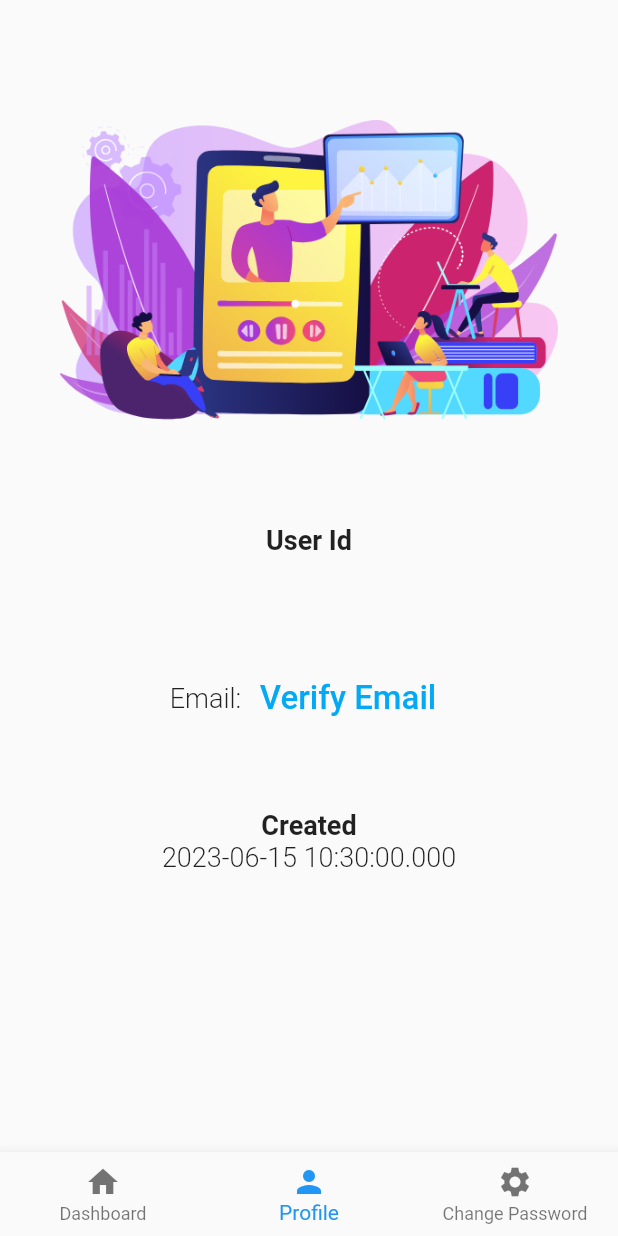
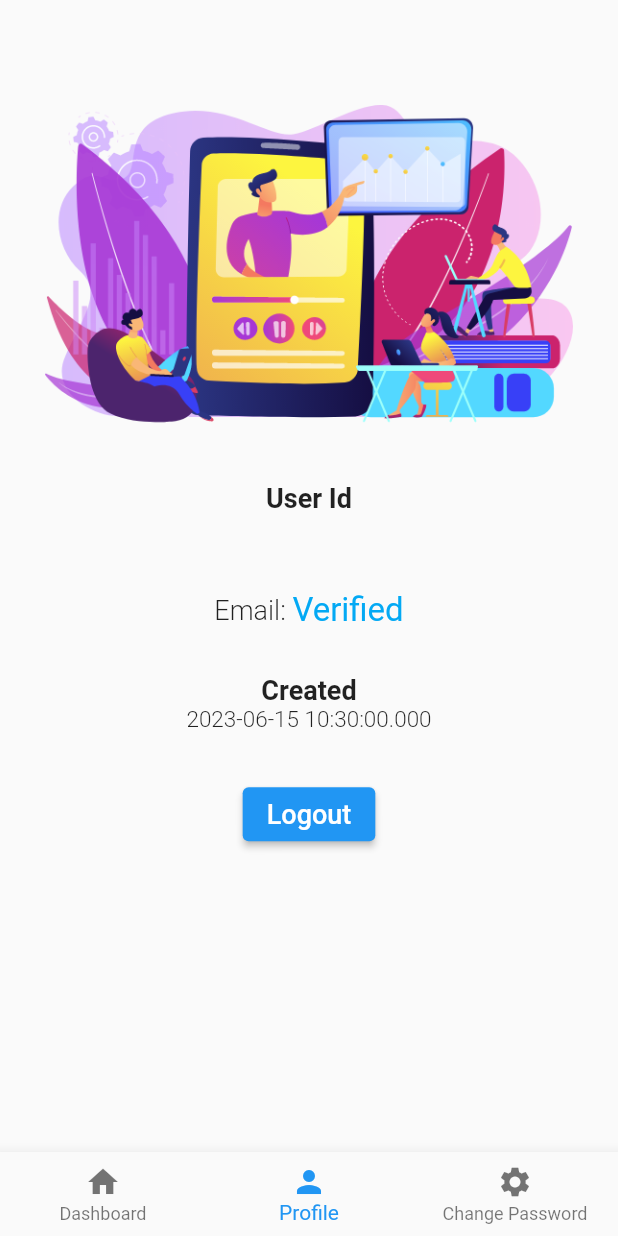
Before and after one commit to kunkka0511/attendancee, a Flutter app: the UserMain screen opened directly, item 2 of the bottom bar chosen, on a phone screen of 412 x 824 dp. Run offline on Flutter 3.47's test engine with Material 2 defaults, Android fonts, the phone set to English and light mode, and no system bars; our stand-ins replace firebase_auth, firebase_core; accounts and stored records are empty.

Commit message:
profile and verify and user check

```diff
--- a/lib/user/profile.dart
+++ b/lib/user/profile.dart
@@ -1,3 +1,4 @@
+import 'package:attendance/pages/login.dart';
 import 'package:flutter/cupertino.dart';
 import 'package:firebase_auth/firebase_auth.dart';
 import 'package:flutter/material.dart';
@@ -11,22 +12,43 @@ class _ProfileState extends State<Profile> {
   final uid = FirebaseAuth.instance.currentUser!.uid;
   final email = FirebaseAuth.instance.currentUser!.email;
   final creationTime = FirebaseAuth.instance.currentUser!.metadata.creationTime;
+
+  User? user = FirebaseAuth.instance.currentUser;
+
+  Future<void> verifyEmail() async {
+    if (user != null && !user!.emailVerified) {
+      await user!.sendEmailVerification();
+      print('Verification Email has been sent');
+
+      ScaffoldMessenger.of(context).showSnackBar(
+        const SnackBar(
+          backgroundColor: Colors.black26,
+          content: Text(
+            'Verification Email has been sent',
+            style: TextStyle(fontSize: 18.0, color: Colors.amber),
+          ),
+        ),
+      );
+    }
+  }
+
   @override
   Widget build(BuildContext context) {
     return Container(
       margin: const EdgeInsets.symmetric(horizontal: 20.0, vertical: 60.0),
+      child: SingleChildScrollView(
         child: Column(
           children: [
             const Padding(
-            padding: EdgeInsets.all(20.0),
+              padding: EdgeInsets.all(10.0),
               child: Image(
                 image: AssetImage('assets/images/profile.png'),
               ),
             ),
-          SizedBox(height: 50.0),
+            SizedBox(height: 30.0),
             Column(
               children: [
-              Text(
+                const Text(
                   'User Id',
                   style: TextStyle(fontSize: 18.0, fontWeight: FontWeight.bold),
                 ),
@@ -36,42 +58,70 @@ class _ProfileState extends State<Profile> {
                 ),
               ],
             ),
-          SizedBox(height: 50.0),
+            SizedBox(height: 30.0),
             Row(
               mainAxisAlignment: MainAxisAlignment.center,
               children: [
                 Text(
                   'Email: $email',
-                style: TextStyle(fontSize: 18.0, fontWeight: FontWeight.w300),
+                  style: const TextStyle(
+                      fontSize: 18.0, fontWeight: FontWeight.w300),
                 ),
-              TextButton(
-                onPressed: () {},
-                child: Text(
+                user!.emailVerified
+                    ? const Text(
+                        'Verified',
+                        style:
+                            TextStyle(fontSize: 22.0, color: Colors.lightBlue),
+                      )
+                    : TextButton(
+                        onPressed: () => {verifyEmail()},
+                        child: const Text(
                           'Verify Email',
-                  style: TextStyle(fontSize: 22.0, color: Colors.lightBlue),
+                          style: TextStyle(
+                              fontSize: 22.0, color: Colors.lightBlue),
                         ),
                       )
               ],
             ),
-          SizedBox(
-            height: 50.0,
+            const SizedBox(
+              height: 30.0,
             ),
             Column(
               children: [
-              Text(
+                const Text(
                   'Created',
                   style: TextStyle(fontSize: 18.0, fontWeight: FontWeight.bold),
                 ),
                 Text(
                   creationTime.toString(),
-                style: TextStyle(
-                  fontSize: 18.0,
+                  style: const TextStyle(
+                    fontSize: 15.0,
                     fontWeight: FontWeight.w300,
                   ),
                 )
               ],
-          )
+            ),
+            const SizedBox(
+              height: 30.0,
+            ),
+            ElevatedButton(
+                onPressed: () async {
+                  await FirebaseAuth.instance.signOut();
+                  Navigator.pushAndRemoveUntil(
+                      context,
+                      MaterialPageRoute(
+                        builder: (context) => loginPage(),
+                      ),
+                      (route) => false);
+                },
+                child: const Text(
+                  'Logout',
+                  style: TextStyle(
+                    fontSize: 18.0,
+                  ),
+                ))
           ],
+        ),
       ),
     );
   }
```
Lines whose indentation alone changed are shown as unchanged.
